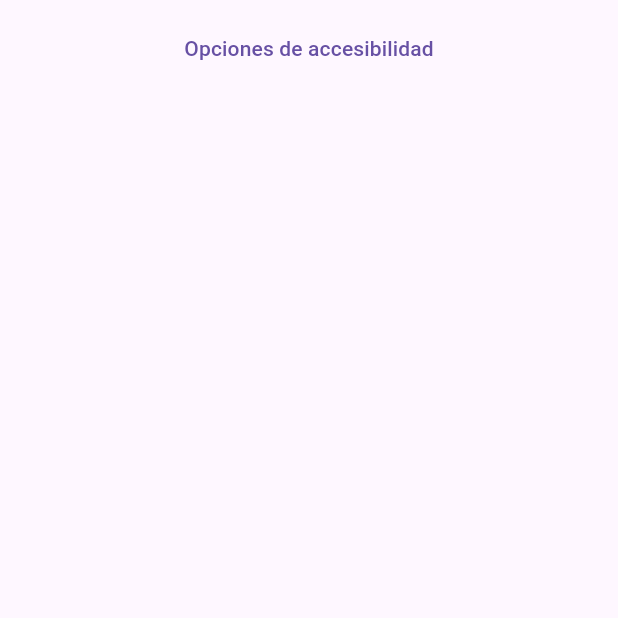
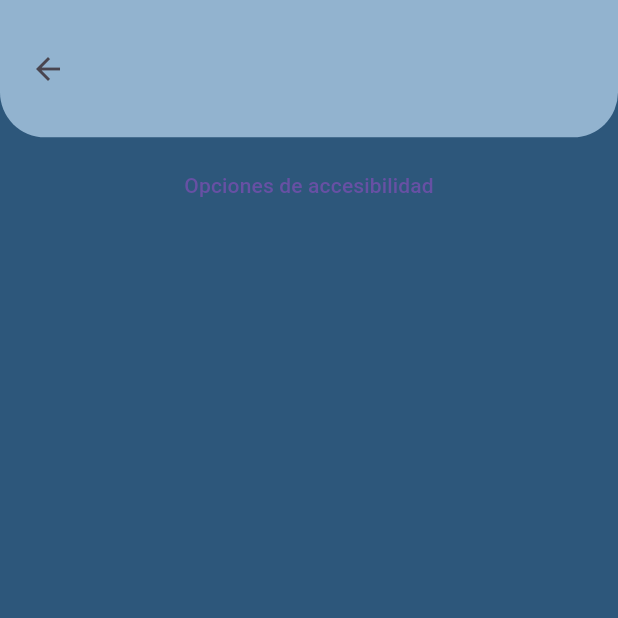
Before and after one commit to AlvaroPaniego/Proyecto_StarPath, a Flutter app: the screen it shows after launch, on a phone screen of 412 x 824 dp, the top half of it. Run offline on Flutter 3.47's test engine with Material 3 defaults, Android fonts, the light colour scheme and no system bars; our stand-ins replace shared_preferences, supabase; accounts and stored records are empty.

Commit message:
Refactorizado de codigo que se repetia

```diff
--- /dev/null
+++ b/StarPath/lib/widgets/back_arrow.dart
@@ -0,0 +1,18 @@
+import 'package:flutter/material.dart';
+
+class BackArrow extends StatelessWidget {
+  const BackArrow({super.key});
+
+  @override
+  Widget build(BuildContext context) {
+    return Flexible(
+      flex: 1,
+      child: ClipRRect(
+        borderRadius: BorderRadius.circular(45.0),
+        child: IconButton(onPressed: () {
+          Navigator.pop(context);
+        }, icon: const Icon(Icons.arrow_back)),
+      ),
+    );
+  }
+}
--- /dev/null
+++ b/StarPath/lib/widgets/upper_app_bar.dart
@@ -0,0 +1,28 @@
+import 'package:flutter/material.dart';
+import 'package:starpath/misc/constants.dart';
+
+class UpperAppBar extends StatelessWidget {
+  final List<Widget> content;
+  const UpperAppBar({super.key, required this.content});
+
+  @override
+  Widget build(BuildContext context) {
+    return
+      Expanded(
+          flex: 1,
+          child: Container(
+              decoration: const BoxDecoration(
+                  color: BUTTON_BAR_BACKGROUND,
+                  borderRadius:
+                      BorderRadius.vertical(bottom: Radius.circular(30.0))),
+              child: Padding(
+                padding: const EdgeInsets.all(8.0),
+                child: Row(
+                  mainAxisAlignment: MainAxisAlignment.spaceBetween,
+                  children: content,
+                ),
+              )
+          )
+      );
+  }
+}
--- a/StarPath/lib/windows/options.dart
+++ b/StarPath/lib/windows/options.dart
@@ -1,4 +1,8 @@
+import 'package:flutter/cupertino.dart';
 import 'package:flutter/material.dart';
+import 'package:starpath/misc/constants.dart';
+import 'package:starpath/widgets/back_arrow.dart';
+import 'package:starpath/widgets/upper_app_bar.dart';
 import 'package:starpath/windows/options_accesibility.dart';
 
 class OptionsMainPage extends StatefulWidget {
@@ -12,18 +16,34 @@ class _OptionsMainPageState extends State<OptionsMainPage> {
   @override
   Widget build(BuildContext context) {
     return Scaffold(
-      body: Padding(padding: EdgeInsets.all(8),
-          child: ListView(
+        backgroundColor: BACKGROUND,
+        body: Column(
           children: [
-            option("Opciones de accesibilidad", AccesibilityOptions())
-        ],
-      ),
-      )
-    );
+            SizedBox(
+              height: MediaQuery.of(context).viewPadding.top,
+            ),
+            const UpperAppBar(content: [BackArrow()]),
+            Expanded(
+              flex: 8,
+              child: Padding(
+                padding: const EdgeInsets.all(8),
+                child: ListView(
+                  children: [
+                    option("Opciones de accesibilidad", const AccesibilityOptions())
+                  ],
+                ),
+              ),
+            ),
+          ],
+        ));
   }
-  Widget option(optionName, optionWidget){
-    return TextButton(onPressed: () {
-      Navigator.push(context, MaterialPageRoute(builder: (context) => optionWidget));
-    }, child: Text(optionName));
+
+  Widget option(optionName, optionWidget) {
+    return TextButton(
+        onPressed: () {
+          Navigator.push(
+              context, MaterialPageRoute(builder: (context) => optionWidget));
+        },
+        child: Text(optionName));
   }
 }
```
Also changed, not shown: StarPath/lib/widgets/avatar_button.dart (added, +23 -0 lines), StarPath/lib/widgets/camera_button.dart (added, +20 -0 lines), StarPath/lib/widgets/search_bar.dart (added, +19 -0 lines), StarPath/lib/windows/main_page.dart (+9 -44 lines), StarPath/lib/windows/options_accesibility.dart (+5 -31 lines), StarPath/pubspec.lock.
